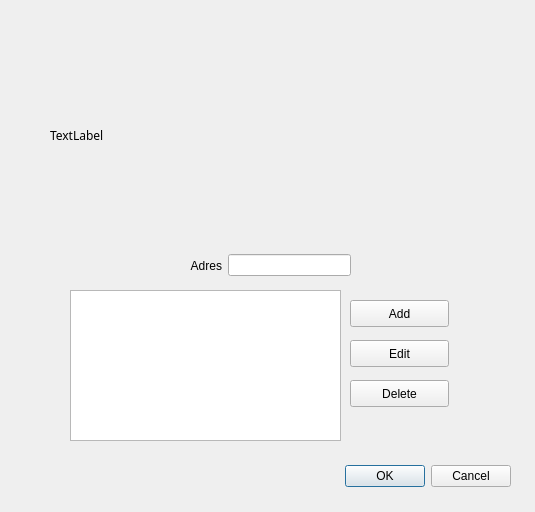
The window that baanUI/QtWisselDialoog.ui (Zoev89/baan) describes before a commit, drawn with Qt 5.
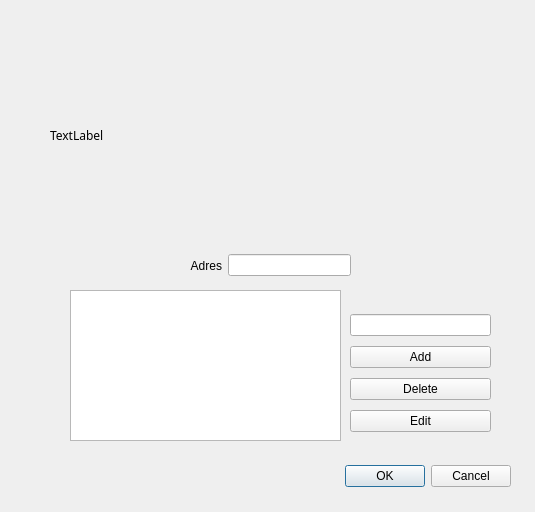
The same window after the commit.

The edit to the form file:
```diff
--- a/baanUI/QtWisselDialoog.ui
+++ b/baanUI/QtWisselDialoog.ui
@@ -288,44 +288,41 @@
       <number>30</number>
      </attribute>
     </widget>
+    <widget class="QWidget" name="">
+     <property name="geometry">
+      <rect>
+       <x>290</x>
+       <y>20</y>
+       <width>141</width>
+       <height>128</height>
+      </rect>
+     </property>
+     <layout class="QVBoxLayout" name="verticalLayout">
+      <item>
+       <widget class="QLineEdit" name="Angle"/>
+      </item>
+      <item>
     <widget class="QPushButton" name="Add">
-     <property name="geometry">
-      <rect>
-       <x>290</x>
-       <y>10</y>
-       <width>99</width>
-       <height>27</height>
-      </rect>
-     </property>
      <property name="text">
       <string>Add</string>
      </property>
     </widget>
+      </item>
+      <item>
     <widget class="QPushButton" name="Delete">
-     <property name="geometry">
-      <rect>
-       <x>290</x>
-       <y>90</y>
-       <width>99</width>
-       <height>27</height>
-      </rect>
-     </property>
      <property name="text">
       <string>Delete</string>
      </property>
     </widget>
+      </item>
+      <item>
     <widget class="QPushButton" name="Edit">
-     <property name="geometry">
-      <rect>
-       <x>290</x>
-       <y>50</y>
-       <width>99</width>
-       <height>27</height>
-      </rect>
-     </property>
      <property name="text">
       <string>Edit</string>
      </property>
+       </widget>
+      </item>
+     </layout>
     </widget>
    </widget>
   </widget>
```
Lines whose indentation alone changed are shown as unchanged.
